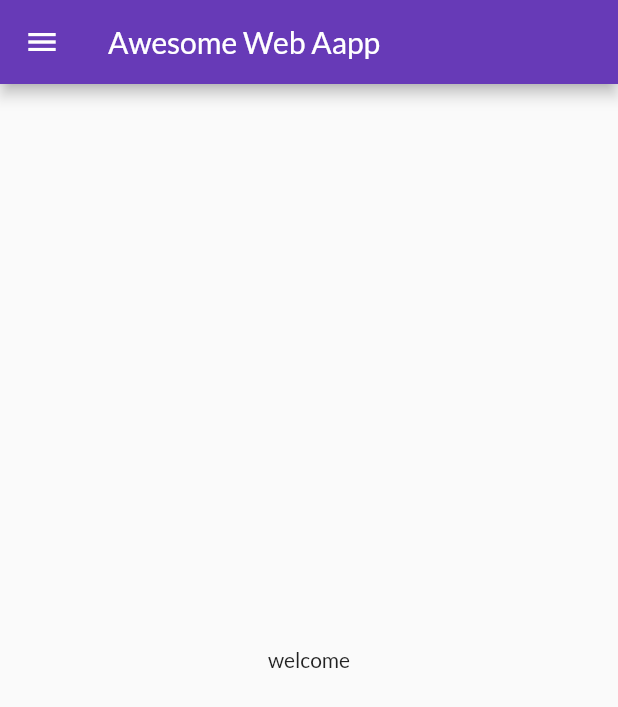
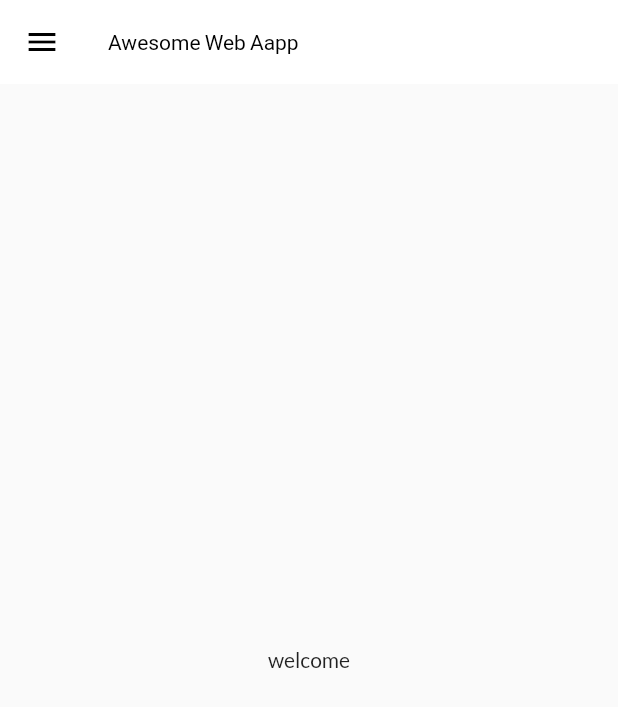
Before and after one commit to Shashi-Chaurasia/FlutterDemoProject, a Flutter app: the screen it shows after launch, on a phone screen of 412 x 824 dp. Shown: the top 707 px of the screen. Run offline on Flutter 3.47's test engine with Material 2 defaults, Android fonts, the phone set to English and light mode, and no system bars; our stand-ins replace google_fonts; missing offline and left inert: dart:html.

Commit message:
theme extracted

```diff
--- a/userlogin/lib/main.dart
+++ b/userlogin/lib/main.dart
@@ -1,6 +1,7 @@
 import 'package:flutter/material.dart';
 import 'package:google_fonts/google_fonts.dart';
 import 'package:userlogin/pages/user_login.dart';
+import 'package:userlogin/widgets/themes.dart';
 
 import 'pages/home.dart';
 import 'utiles/routes.dart';
@@ -19,13 +20,8 @@
   Widget build(BuildContext context) {
     return MaterialApp(
       themeMode: ThemeMode.light,
-      theme: ThemeData(
-        primarySwatch: Colors.deepPurple,
-        fontFamily: GoogleFonts.lato().fontFamily,
-      ),
-      darkTheme: ThemeData(
-        brightness: Brightness.dark,
-      ),
+      theme: MyTheme.lightTheme(context),
+      darkTheme: MyTheme.darkTheme(context),
       debugShowCheckedModeBanner: false,
       initialRoute: MyRoutes.homeRoute,
       routes: {
--- /dev/null
+++ b/userlogin/lib/widgets/themes.dart
@@ -0,0 +1,18 @@
+import 'package:flutter/material.dart';
+import 'package:google_fonts/google_fonts.dart';
+
+class MyTheme{
+  static ThemeData lightTheme(BuildContext context) => ThemeData(
+        primarySwatch: Colors.deepPurple,
+        fontFamily: GoogleFonts.lato().fontFamily,
+        appBarTheme: AppBarTheme(
+          color: Colors.white,
+          elevation: 0.0,
+          iconTheme: IconThemeData(color: Colors.black),
+          titleTextStyle: TextStyle(color: Colors.black),
+        )
+      );
+  static ThemeData darkTheme(BuildContext context) => ThemeData(
+    brightness: Brightness.dark,
+    );
+}
```
